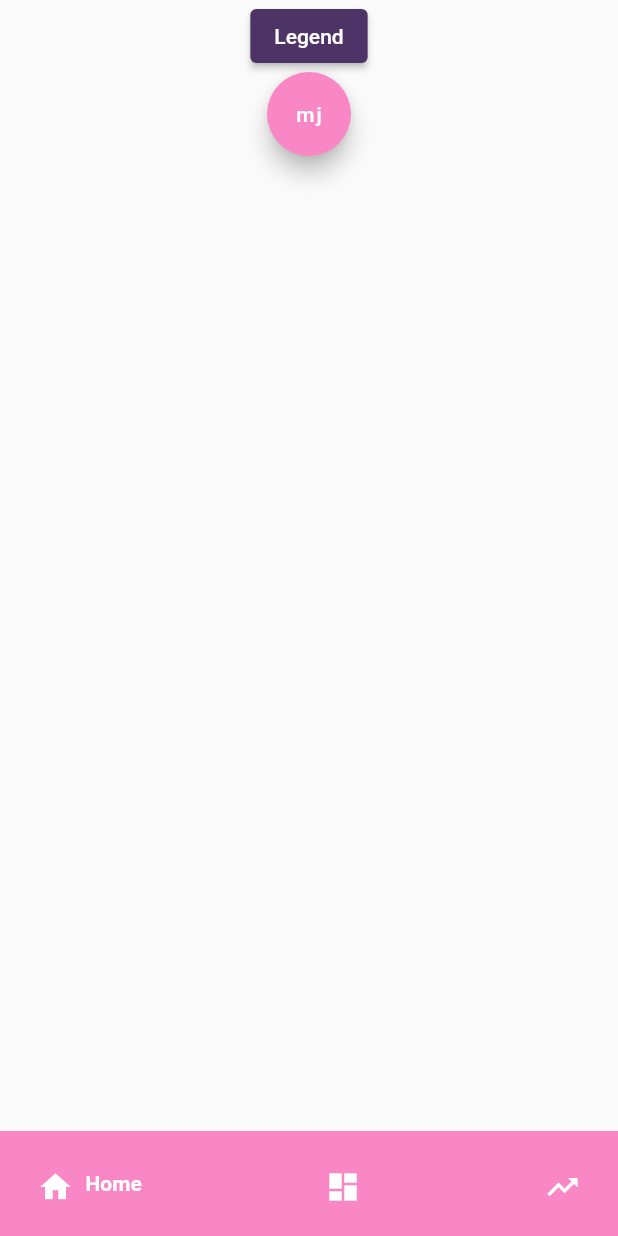
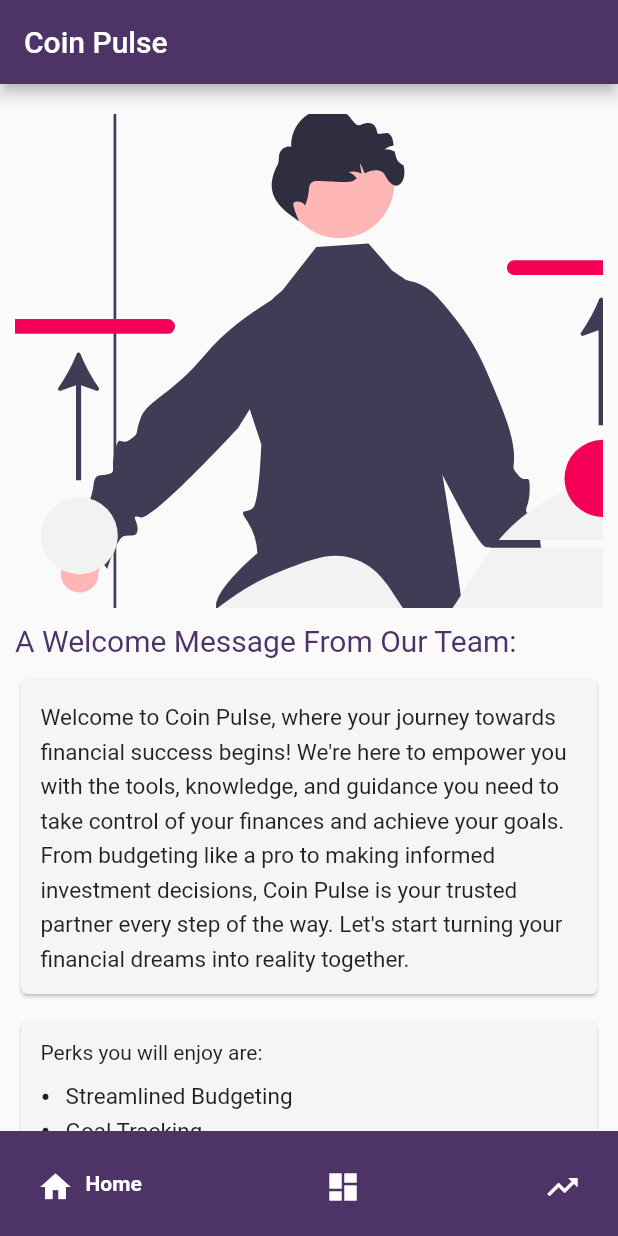
Before and after one commit to J-A-Christopher/coinpulse, a Flutter app: the screen it shows after launch, on a phone screen of 412 x 824 dp. Run offline on Flutter 3.47's test engine with Material 2 defaults, Android fonts, the phone set to English and light mode, and no system bars; drawn by our look-alikes of google_nav_bar; our stand-ins replace flutter_svg.

Commit message:
Home Page UI done

```diff
--- a/lib/home/home_page.dart
+++ b/lib/home/home_page.dart
@@ -1,3 +1,4 @@
+import 'package:coinpulse/home/screens/welcome_screen.dart';
 import 'package:flutter/material.dart';
 
 class HomePage extends StatelessWidget {
@@ -6,14 +7,18 @@ class HomePage extends StatelessWidget {
   @override
   Widget build(BuildContext context) {
     return Scaffold(
-      body: Center(
+      appBar: AppBar(
+        title: const Text('Coin Pulse'),
+      ),
+      body: const Center(
         child: Column(
           children: [
-            ElevatedButton(onPressed: () {}, child: const Text('Legend')),
-            FloatingActionButton(
-              onPressed: () {},
-              child: const Text('mj'),
-            )
+            WelcomeScreen()
+            // ElevatedButton(onPressed: () {}, child: const Text('Legend')),
+            // FloatingActionButton(
+            //   onPressed: () {},
+            //   child: const Text('mj'),
+            // )
           ],
         ),
       ),
--- a/lib/home/navbar.dart
+++ b/lib/home/navbar.dart
@@ -33,7 +33,7 @@ class _BottomNavBarState extends State<BottomNavBar> {
             });
           },
           gap: 8,
-          backgroundColor: ColorsUsed.secondaryColor,
+          backgroundColor: ColorsUsed.primaryColor,
           color: Colors.white,
           activeColor: Colors.white,
           tabs: const [
--- /dev/null
+++ b/lib/home/screens/welcome_screen.dart
@@ -0,0 +1,143 @@
+import 'package:coinpulse/utils/colors.dart';
+import 'package:flutter/material.dart';
+import 'package:flutter_svg/svg.dart';
+
+class WelcomeScreen extends StatelessWidget {
+  const WelcomeScreen({super.key});
+
+  @override
+  Widget build(BuildContext context) {
+    return Expanded(
+      child: Padding(
+        padding: const EdgeInsets.only(top: 20, left: 10, right: 10),
+        child: ListView(
+          children: [
+            SizedBox(
+                height: MediaQuery.of(context).size.height * 0.4,
+                width: double.infinity,
+                child: SvgPicture.asset(
+                  'assets/svg/expenses.svg',
+                  fit: BoxFit.cover,
+                )),
+            const SizedBox(
+              height: 10,
+            ),
+            const Text(
+              'A Welcome Message From Our Team:',
+              style: TextStyle(color: ColorsUsed.primaryColor, fontSize: 20),
+            ),
+            const SizedBox(
+              height: 10,
+            ),
+            Card(
+              color: Colors.grey[100],
+              child: const Padding(
+                padding: EdgeInsets.all(13.0),
+                child: Text(
+                  "Welcome to Coin Pulse, where your journey towards financial success begins! We're here to empower you with the tools, knowledge, and guidance you need to take control of your finances and achieve your goals. From budgeting like a pro to making informed investment decisions, Coin Pulse is your trusted partner every step of the way. Let's start turning your financial dreams into reality together.",
+                  style: TextStyle(height: 1.5, fontSize: 15),
+                ),
+              ),
+            ),
+            const SizedBox(
+              height: 10,
+            ),
+            Card(
+              color: Colors.grey[100],
+              child: const Padding(
+                padding: EdgeInsets.all(13.0),
+                child: Column(
+                  crossAxisAlignment: CrossAxisAlignment.start,
+                  children: [
+                    Text(
+                      'Perks you will enjoy are:',
+                      //style: TextStyle(fontSize: 20),
+                    ),
+                    SizedBox(
+                      height: 10,
+                    ),
+                    Row(
+                      children: [
+                        Text(
+                          '\u2022',
+                          style: TextStyle(fontSize: 20),
+                        ),
+                        SizedBox(
+                          width: 10,
+                        ),
+                        Text(
+                          'Streamlined Budgeting',
+                          style: TextStyle(fontSize: 15),
+                        )
+                      ],
+                    ),
+                    Row(
+                      children: [
+                        Text(
+                          '\u2022',
+                          style: TextStyle(fontSize: 20),
+                        ),
+                        SizedBox(
+                          width: 10,
+                        ),
+                        Text(
+                          'Goal Tracking',
+                          style: TextStyle(fontSize: 15),
+                        )
+                      ],
+                    ),
+                    Row(
+                      children: [
+                        Text(
+                          '\u2022',
+                          style: TextStyle(fontSize: 20),
+                        ),
+                        SizedBox(
+                          width: 10,
+                        ),
+                        Text(
+                          'Expense Analysis',
+                          style: TextStyle(fontSize: 15),
+                        )
+                      ],
+                    ),
+                    Row(
+                      children: [
+                        Text(
+                          '\u2022',
+                          style: TextStyle(fontSize: 20),
+                        ),
+                        SizedBox(
+                          width: 10,
+                        ),
+                        Text(
+                          'Financial Education',
+                          style: TextStyle(fontSize: 15),
+                        )
+                      ],
+                    ),
+                    Row(
+                      children: [
+                        Text(
+                          '\u2022',
+                          style: TextStyle(fontSize: 20),
+                        ),
+                        SizedBox(
+                          width: 10,
+                        ),
+                        Text(
+                          'Data Security',
+                          style: TextStyle(fontSize: 15),
+                        )
+                      ],
+                    )
+                  ],
+                ),
+              ),
+            )
+          ],
+        ),
+      ),
+    );
+  }
+}
--- a/pubspec.yaml
+++ b/pubspec.yaml
@@ -62,8 +62,8 @@ flutter:
   uses-material-design: true
 
   # To add assets to your application, add an assets section, like this:
-  # assets:
-  #   - images/a_dot_burr.jpeg
+  assets:
+    - assets/svg/
   #   - images/a_dot_ham.jpeg
 
   # An image asset can refer to one or more resolution-specific "variants", see
```
Also changed, not shown: assets/svg/expenses.svg (added).
